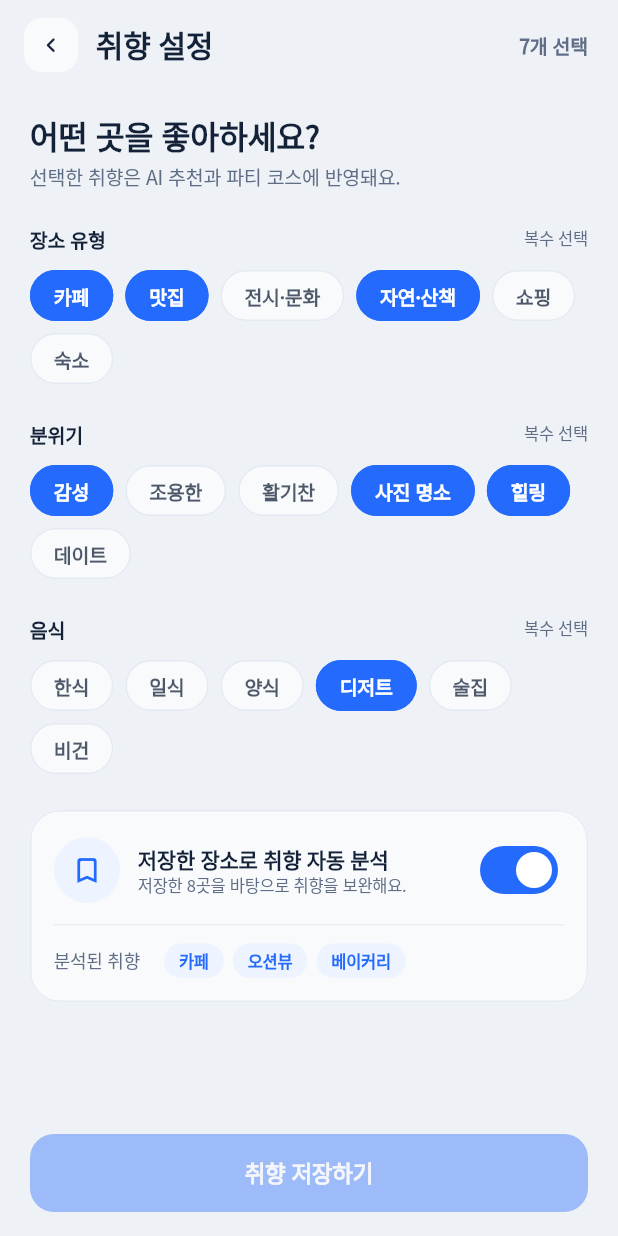
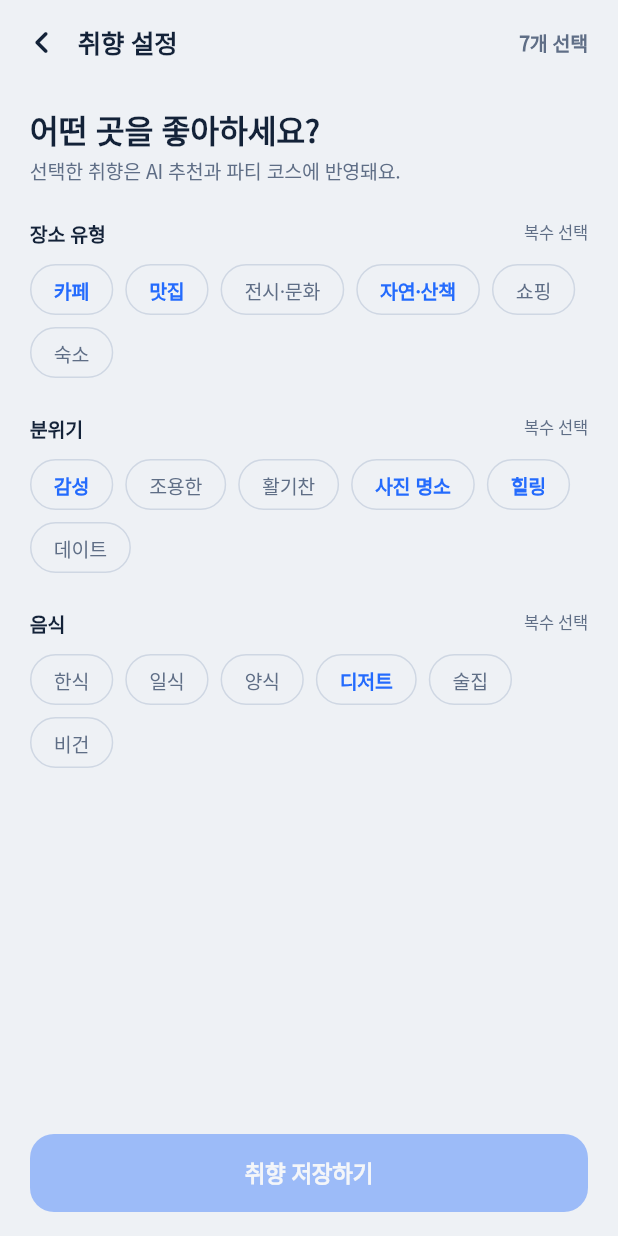
Before and after one commit to lang0311/apt, a Flutter app: the PreferencePage screen opened by its route, on a phone screen of 412 x 824 dp. Run offline on Flutter 3.47's test engine with Material 3 defaults, Android fonts, the phone set to English and light mode, and no system bars; our stand-ins replace dio, flutter_riverpod, flutter_secure_storage, geolocator, go_router, google_fonts and 1 more; missing offline and left inert: flutter_naver_map, kakao_flutter_sdk_user; accounts and stored records are empty.

Commit message:
add: 취향 설정 뒤로 아이콘·글자 칩, 자동 분석 카드 뺌
- 지금 화면 유지, 뒤로는 배경 없는 아이콘(PlainHeader)
- 칩은 투명 바탕 + 얇은 테두리, 고르면 글자만 파랗고 굵게(AppTextChip)
- 저장한 장소로 취향 자동 분석은 나중에 넣을 기능으로 (값은 서버 값 그대로 다시 보냄)

Co-Authored-By: Claude Opus 5.5 <noreply@anthropic.com>

```diff
--- a/lib/core/widgets/chips.dart
+++ b/lib/core/widgets/chips.dart
@@ -44,6 +44,50 @@ class AppChip extends StatelessWidget {
                   const SizedBox(width: 6),
                   Text('$trailingCount', style: AppTypography.label.copyWith(color: fg)),
                 ],
+              ],
+            ),
+          ),
+        ),
+      ),
+    );
+  }
+}
+
+/// 글자 칩: 투명 바탕 + 얇은 테두리, 고르면 글자만 primary · 굵게 (취향 설정, 07 D26).
+/// 색만으로 구분하지 않도록 굵기도 바꾼다.
+class AppTextChip extends StatelessWidget {
+  const AppTextChip({super.key, required this.label, required this.selected, this.onTap});
+
+  final String label;
+  final bool selected;
+  final VoidCallback? onTap;
+
+  static const _line = Color(0xFFCFD7E3);
+
+  @override
+  Widget build(BuildContext context) {
+    return Semantics(
+      selected: selected,
+      button: true,
+      child: Material(
+        color: Colors.transparent,
+        shape: const StadiumBorder(side: BorderSide(color: _line)),
+        child: InkWell(
+          customBorder: const StadiumBorder(),
+          onTap: onTap,
+          child: Container(
+            constraints: const BoxConstraints(minHeight: AppSpacing.chipHeight),
+            padding: const EdgeInsets.symmetric(horizontal: 16),
+            child: Row(
+              mainAxisSize: MainAxisSize.min,
+              children: [
+                Text(
+                  label,
+                  style: AppTypography.label.copyWith(
+                    color: selected ? AppColors.primary : AppColors.textSecondary,
+                    fontWeight: selected ? FontWeight.w800 : FontWeight.w500,
+                  ),
+                ),
               ],
             ),
           ),
--- a/lib/features/preference/presentation/preference_page.dart
+++ b/lib/features/preference/presentation/preference_page.dart
@@ -14,7 +14,6 @@ import '../../../core/widgets/chips.dart';
 import '../../../core/widgets/headers.dart';
 import '../../../core/widgets/overlays.dart';
 import '../../../core/widgets/states.dart';
-import '../../../core/widgets/surfaces.dart';
 import '../../my/presentation/my_providers.dart';
 import '../domain/preference_models.dart';
 import 'preference_providers.dart';
@@ -107,9 +106,9 @@ class _PreferencePageState extends ConsumerState<PreferencePage> {
         body: SafeArea(
           child: Column(
             children: [
-              SubPageHeader(
+              PlainHeader(
                 title: '취향 설정',
-                onBack: () => _dirty ? _confirmLeave() : _leave(),
+                onLeading: () => _dirty ? _confirmLeave() : _leave(),
                 trailing: _selected == null
                     ? null
                     : Text('${_selected!.length}개 선택', style: AppTypography.label.copyWith(color: AppColors.textSecondary)),
@@ -125,7 +124,7 @@ class _PreferencePageState extends ConsumerState<PreferencePage> {
                       )
                     : !groups.hasValue || _selected == null
                         ? const _Skeleton()
-                        : _content(groups.value!, _initial!),
+                        : _content(groups.value!),
               ),
               BottomCta(
                 child: AppButton(label: '취향 저장하기', loading: _saving, onPressed: _dirty ? _save : null),
@@ -137,7 +136,7 @@ class _PreferencePageState extends ConsumerState<PreferencePage> {
     );
   }
 
-  Widget _content(List<PreferenceGroup> groups, MyPreferences mine) {
+  Widget _content(List<PreferenceGroup> groups) {
     return ListView(
       padding: const EdgeInsets.fromLTRB(AppSpacing.screenH, AppSpacing.md, AppSpacing.screenH, AppSpacing.lg),
       children: [
@@ -158,7 +157,7 @@ class _PreferencePageState extends ConsumerState<PreferencePage> {
             runSpacing: AppSpacing.xs,
             children: [
               for (final item in g.items)
-                AppChip(
+                AppTextChip(
                   label: item.label,
                   selected: _selected!.contains(item.key),
                   onTap: () => setState(() {
@@ -173,45 +172,7 @@ class _PreferencePageState extends ConsumerState<PreferencePage> {
             ],
           ),
         ],
-        // 서버가 암묵적 취향 분석을 지원할 때만 노출 (가정 A4)
-        if (mine.autoAnalysisSupported) ...[
-          const SizedBox(height: AppSpacing.xl),
-          AppCard(
-            padding: const EdgeInsets.all(AppSpacing.md),
-            child: Column(
-              crossAxisAlignment: CrossAxisAlignment.start,
-              children: [
-                Row(
-                  children: [
-                    const IconCircle(icon: Icons.bookmark_border_rounded),
-                    const SizedBox(width: AppSpacing.sm),
-                    Expanded(
-                      child: Column(
-                        crossAxisAlignment: CrossAxisAlignment.start,
-                        children: [
-                          Text('저장한 장소로 취향 자동 분석', style: AppTypography.bodyStrong),
-                          if (mine.analysisBasisCount != null)
-                            Text('저장한 ${mine.analysisBasisCount}곳을 바탕으로 취향을 보완해요.', style: AppTypography.caption),
-                        ],
-                      ),
-                    ),
-                    Switch(value: _autoAnalysis!, onChanged: (v) => setState(() => _autoAnalysis = v)),
-                  ],
-                ),
-                if (_autoAnalysis! && mine.analyzedLabels.isNotEmpty) ...[
-                  const Padding(padding: EdgeInsets.symmetric(vertical: AppSpacing.sm), child: Divider()),
-                  Row(
-                    children: [
-                      Text('분석된 취향', style: AppTypography.meta),
-                      const SizedBox(width: AppSpacing.md),
-                      Expanded(child: TagWrap(mine.analyzedLabels, tone: AppTagTone.primary)),
-                    ],
-                  ),
-                ],
-              ],
-            ),
-          ),
-        ],
+        // '저장한 장소로 취향 자동 분석'은 나중에 넣을 기능 (07 §3) — 값은 서버에 받은 그대로 다시 보낸다
       ],
     );
   }
```
